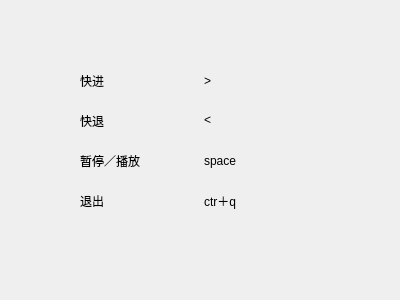
First picture: the form in shortcut.ui, repository macans/NoPlayer, before the edit.
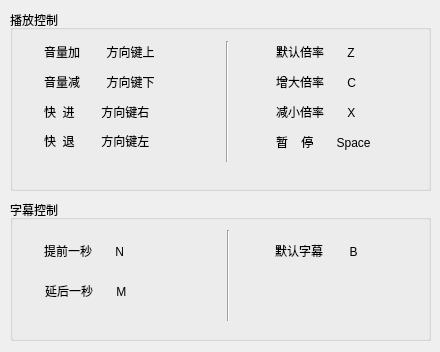
Second picture: the form after the edit.

Patch:
```diff
--- a/shortcut.ui
+++ b/shortcut.ui
@@ -6,116 +6,207 @@
    <rect>
     <x>0</x>
     <y>0</y>
-    <width>400</width>
-    <height>300</height>
+    <width>440</width>
+    <height>352</height>
    </rect>
   </property>
   <property name="windowTitle">
    <string>快捷键</string>
   </property>
-  <widget class="QWidget" name="horizontalLayoutWidget">
+  <widget class="QGroupBox" name="groupBox">
    <property name="geometry">
     <rect>
-     <x>80</x>
-     <y>60</y>
-     <width>241</width>
-     <height>41</height>
+     <x>10</x>
+     <y>10</y>
+     <width>421</width>
+     <height>181</height>
     </rect>
    </property>
-   <layout class="QHBoxLayout" name="horizontalLayout">
-    <item>
-     <widget class="QLabel" name="label_2">
-      <property name="text">
-       <string>快进</string>
-      </property>
-     </widget>
-    </item>
-    <item>
+   <property name="title">
+    <string>播放控制</string>
+   </property>
+   <widget class="Line" name="line">
+    <property name="geometry">
+     <rect>
+      <x>209</x>
+      <y>31</y>
+      <width>16</width>
+      <height>121</height>
+     </rect>
+    </property>
+    <property name="orientation">
+     <enum>Qt::Vertical</enum>
+    </property>
+   </widget>
      <widget class="QLabel" name="label">
+    <property name="geometry">
+     <rect>
+      <x>34</x>
+      <y>31</y>
+      <width>171</width>
+      <height>21</height>
+     </rect>
+    </property>
       <property name="text">
-       <string>&gt;</string>
-      </property>
-     </widget>
-    </item>
-   </layout>
-  </widget>
-  <widget class="QWidget" name="horizontalLayoutWidget_2">
+     <string>音量加        方向键上</string>
+    </property>
+   </widget>
+   <widget class="QLabel" name="label_2">
    <property name="geometry">
     <rect>
-     <x>80</x>
-     <y>100</y>
-     <width>241</width>
-     <height>41</height>
-    </rect>
-   </property>
-   <layout class="QHBoxLayout" name="horizontalLayout_2">
-    <item>
+      <x>34</x>
+      <y>61</y>
+      <width>171</width>
+      <height>21</height>
+     </rect>
+    </property>
+    <property name="text">
+     <string>音量减        方向键下</string>
+    </property>
+   </widget>
      <widget class="QLabel" name="label_3">
+    <property name="geometry">
+     <rect>
+      <x>34</x>
+      <y>91</y>
+      <width>171</width>
+      <height>21</height>
+     </rect>
+    </property>
       <property name="text">
-       <string>快退</string>
-      </property>
-     </widget>
-    </item>
-    <item>
+     <string>快  进        方向键右</string>
+    </property>
+   </widget>
      <widget class="QLabel" name="label_4">
-      <property name="text">
-       <string>&lt;</string>
-      </property>
-     </widget>
-    </item>
-   </layout>
-  </widget>
-  <widget class="QWidget" name="horizontalLayoutWidget_3">
    <property name="geometry">
     <rect>
-     <x>80</x>
-     <y>140</y>
-     <width>241</width>
-     <height>41</height>
-    </rect>
-   </property>
-   <layout class="QHBoxLayout" name="horizontalLayout_3">
-    <item>
+      <x>34</x>
+      <y>120</y>
+      <width>171</width>
+      <height>21</height>
+     </rect>
+    </property>
+    <property name="text">
+     <string>快  退        方向键左</string>
+    </property>
+   </widget>
      <widget class="QLabel" name="label_5">
+    <property name="geometry">
+     <rect>
+      <x>266</x>
+      <y>31</y>
+      <width>171</width>
+      <height>21</height>
+     </rect>
+    </property>
       <property name="text">
-       <string>暂停／播放</string>
-      </property>
-     </widget>
-    </item>
-    <item>
+     <string>默认倍率       Z</string>
+    </property>
+   </widget>
      <widget class="QLabel" name="label_6">
-      <property name="text">
-       <string>space</string>
-      </property>
-     </widget>
-    </item>
-   </layout>
-  </widget>
-  <widget class="QWidget" name="horizontalLayoutWidget_4">
    <property name="geometry">
     <rect>
-     <x>80</x>
-     <y>180</y>
-     <width>241</width>
-     <height>41</height>
-    </rect>
-   </property>
-   <layout class="QHBoxLayout" name="horizontalLayout_4">
-    <item>
+      <x>266</x>
+      <y>61</y>
+      <width>171</width>
+      <height>21</height>
+     </rect>
+    </property>
+    <property name="text">
+     <string>增大倍率       C</string>
+    </property>
+   </widget>
      <widget class="QLabel" name="label_7">
+    <property name="geometry">
+     <rect>
+      <x>266</x>
+      <y>91</y>
+      <width>171</width>
+      <height>21</height>
+     </rect>
+    </property>
       <property name="text">
-       <string>退出</string>
-      </property>
-     </widget>
-    </item>
-    <item>
+     <string>减小倍率       X</string>
+    </property>
+   </widget>
      <widget class="QLabel" name="label_8">
+    <property name="geometry">
+     <rect>
+      <x>266</x>
+      <y>121</y>
+      <width>171</width>
+      <height>21</height>
+     </rect>
+    </property>
       <property name="text">
-       <string>ctr＋q</string>
-      </property>
-     </widget>
-    </item>
-   </layout>
+     <string>暂    停       Space</string>
+    </property>
+   </widget>
+  </widget>
+  <widget class="QGroupBox" name="groupBox_2">
+   <property name="geometry">
+    <rect>
+     <x>10</x>
+     <y>200</y>
+     <width>421</width>
+     <height>141</height>
+    </rect>
+   </property>
+   <property name="title">
+    <string>字幕控制</string>
+   </property>
+   <widget class="QLabel" name="label_9">
+    <property name="geometry">
+     <rect>
+      <x>34</x>
+      <y>40</y>
+      <width>171</width>
+      <height>21</height>
+     </rect>
+    </property>
+    <property name="text">
+     <string>提前一秒       N</string>
+    </property>
+   </widget>
+   <widget class="Line" name="line_2">
+    <property name="geometry">
+     <rect>
+      <x>210</x>
+      <y>30</y>
+      <width>16</width>
+      <height>91</height>
+     </rect>
+    </property>
+    <property name="orientation">
+     <enum>Qt::Vertical</enum>
+    </property>
+   </widget>
+   <widget class="QLabel" name="label_10">
+    <property name="geometry">
+     <rect>
+      <x>35</x>
+      <y>80</y>
+      <width>171</width>
+      <height>21</height>
+     </rect>
+    </property>
+    <property name="text">
+     <string>延后一秒       M</string>
+    </property>
+   </widget>
+   <widget class="QLabel" name="label_11">
+    <property name="geometry">
+     <rect>
+      <x>265</x>
+      <y>40</y>
+      <width>171</width>
+      <height>21</height>
+     </rect>
+    </property>
+    <property name="text">
+     <string>默认字幕        B</string>
+    </property>
+   </widget>
   </widget>
  </widget>
  <resources/>
```
Lines whose indentation alone changed are shown as unchanged.
